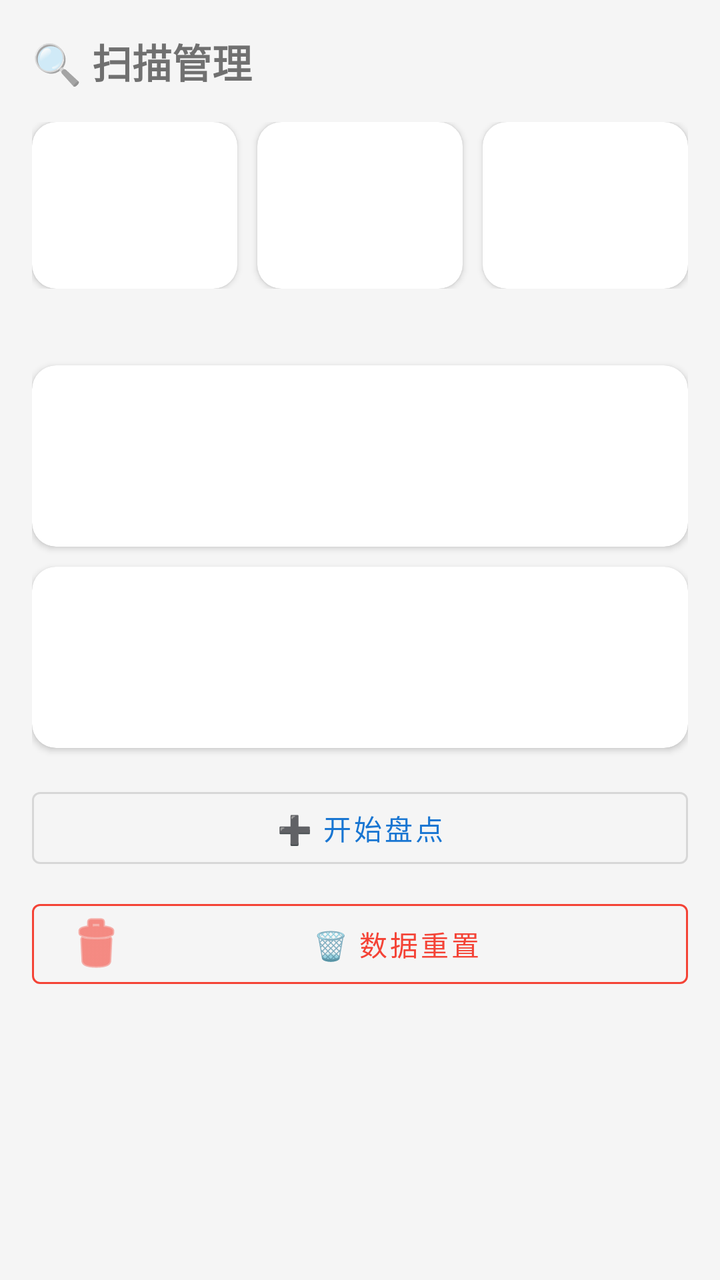
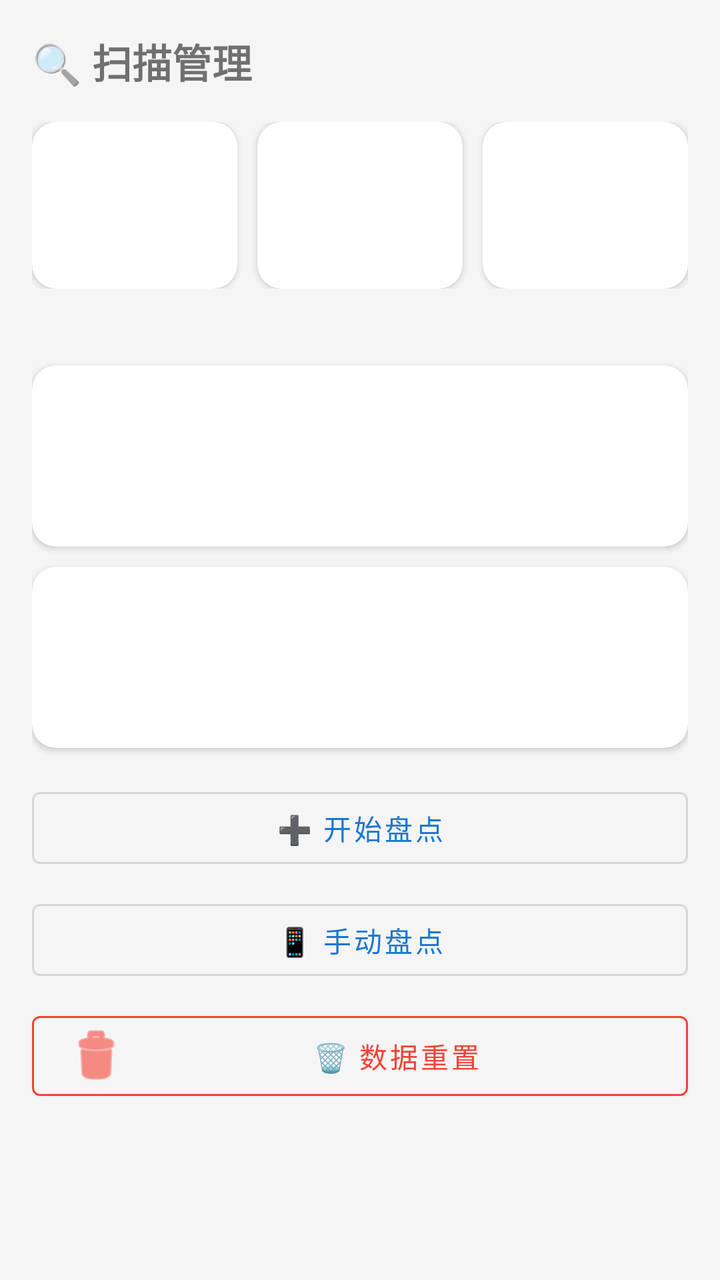

Two renders of the same Android screen: before a commit and after it. Below are the layout's source before the change and the commit's diff.
<!-- AndroidManifest.xml: application theme Theme.HuaxiaInventory -->
<!-- res/layout/fragment_scan.xml -->
<?xml version="1.0" encoding="utf-8"?>
<ScrollView
    xmlns:android="http://schemas.android.com/apk/res/android"
    xmlns:app="http://schemas.android.com/apk/res-auto"
    android:layout_width="match_parent"
    android:layout_height="match_parent"
    android:background="@color/bgSurface">

    <LinearLayout
        android:layout_width="match_parent"
        android:layout_height="wrap_content"
        android:orientation="vertical"
        android:padding="@dimen/cardPadding">

        <TextView
            android:layout_width="wrap_content"
            android:layout_height="wrap_content"
            android:layout_marginBottom="16dp"
            android:text="@string/scan_title"
            android:textSize="@dimen/textSizeTitle"
            android:textStyle="bold" />

        <LinearLayout
            android:layout_width="match_parent"
            android:layout_height="wrap_content"
            android:orientation="horizontal">

            <include
                android:id="@+id/inStockStat"
                layout="@layout/view_stat_card"
                android:layout_width="0dp"
                android:layout_height="wrap_content"
                android:layout_weight="1"
                android:layout_marginEnd="5dp" />

            <include
                android:id="@+id/scannedStat"
                layout="@layout/view_stat_card"
                android:layout_width="0dp"
                android:layout_height="wrap_content"
                android:layout_weight="1"
                android:layout_marginStart="5dp"
                android:layout_marginEnd="5dp" />

            <include
                android:id="@+id/anomalyStat"
                layout="@layout/view_stat_card"
                android:layout_width="0dp"
                android:layout_height="wrap_content"
                android:layout_weight="1"
                android:layout_marginStart="5dp" />
        </LinearLayout>

        <TextView
            android:id="@+id/deviceStatusTv"
            android:layout_width="wrap_content"
            android:layout_height="wrap_content"
            android:layout_marginTop="12dp"
            android:textSize="@dimen/textSizeLabel"
            android:textColor="@color/textHint" />

        <include
            android:id="@+id/checkedCard"
            layout="@layout/view_info_card" />

        <include
            android:id="@+id/recentResultCard"
            layout="@layout/view_info_card" />

        <com.google.android.material.button.MaterialButton
            android:id="@+id/scanBtn"
            style="@style/Widget.MaterialComponents.Button.OutlinedButton"
            android:layout_width="match_parent"
            android:layout_height="wrap_content"
            android:layout_marginTop="16dp"
            android:text="@string/scan_start_inventory" />

        <com.google.android.material.button.MaterialButton
            android:id="@+id/clearTaskBtn"
            style="@style/Widget.MaterialComponents.Button.OutlinedButton"
            android:layout_width="match_parent"
            android:layout_height="wrap_content"
            android:layout_marginTop="8dp"
            android:text="@string/scan_clear_task"
            android:textColor="@color/colorReset"
            app:strokeColor="@color/colorReset"
            app:icon="@android:drawable/ic_menu_delete"
            app:iconTint="@color/colorReset" />
    </LinearLayout>
</ScrollView>
<!-- res/layout/view_stat_card.xml (included above) -->
<?xml version="1.0" encoding="utf-8"?>
<androidx.cardview.widget.CardView
    xmlns:android="http://schemas.android.com/apk/res/android"
    xmlns:app="http://schemas.android.com/apk/res-auto"
    android:layout_width="match_parent"
    android:layout_height="wrap_content"
    app:cardCornerRadius="@dimen/cardCornerRadius"
    app:cardElevation="@dimen/cardElevation"
    app:cardBackgroundColor="@color/cardCorner"
    android:clickable="true"
    android:focusable="true"
    android:foreground="?attr/selectableItemBackground">

    <LinearLayout
        android:layout_width="match_parent"
        android:layout_height="wrap_content"
        android:orientation="vertical"
        android:padding="14dp"
        android:gravity="center">

        <TextView
            android:id="@+id/statLabelTv"
            android:layout_width="wrap_content"
            android:layout_height="wrap_content"
            style="@style/Huaxia.StatLabel" />

        <TextView
            android:id="@+id/statNumberTv"
            android:layout_width="wrap_content"
            android:layout_height="wrap_content"
            android:layout_marginTop="4dp"
            style="@style/Huaxia.StatNumber" />

        <TextView
            android:id="@+id/statSubTv"
            android:layout_width="wrap_content"
            android:layout_height="wrap_content"
            android:layout_marginTop="2dp"
            android:visibility="gone"
            style="@style/Huaxia.StatSub" />
    </LinearLayout>
</androidx.cardview.widget.CardView>
<!-- res/layout/view_info_card.xml (included above) -->
<?xml version="1.0" encoding="utf-8"?>
<androidx.cardview.widget.CardView
    xmlns:android="http://schemas.android.com/apk/res/android"
    xmlns:app="http://schemas.android.com/apk/res-auto"
    android:layout_width="match_parent"
    android:layout_height="wrap_content"
    android:layout_marginTop="10dp"
    app:cardCornerRadius="@dimen/cardCornerRadius"
    app:cardElevation="@dimen/cardElevation"
    app:cardBackgroundColor="@color/cardCorner">

    <LinearLayout
        android:layout_width="match_parent"
        android:layout_height="wrap_content"
        android:orientation="vertical"
        android:padding="@dimen/cardPadding">

        <TextView
            android:id="@+id/infoTitleTv"
            android:layout_width="wrap_content"
            android:layout_height="wrap_content"
            android:textSize="16sp"
            android:textStyle="bold" />

        <TextView
            android:id="@+id/infoDescTv"
            android:layout_width="match_parent"
            android:layout_height="wrap_content"
            android:layout_marginTop="8dp"
            android:textSize="@dimen/textSizeBody"
            android:textColor="@color/textBody"
            android:lineSpacingExtra="2dp" />

        <TextView
            android:id="@+id/infoSubTv"
            android:layout_width="wrap_content"
            android:layout_height="wrap_content"
            android:layout_marginTop="8dp"
            android:textSize="13sp"
            android:textColor="@color/colorPrimary"
            android:visibility="gone" />

        <LinearLayout
            android:id="@+id/infoTagsContainer"
            android:layout_width="match_parent"
            android:layout_height="wrap_content"
            android:orientation="horizontal"
            android:layout_marginTop="10dp" />
    </LinearLayout>
</androidx.cardview.widget.CardView>
<!-- resources referenced by this layout -->
<resources>
  <color name="bgSurface">#F5F5F5</color>
  <color name="cardCorner">#FFFFFF</color>
  <color name="colorPrimary">#1976D2</color>
  <color name="colorReset">#F44336</color>
  <color name="textBody">#666666</color>
  <color name="textHint">#888888</color>
  <dimen name="cardCornerRadius">12dp</dimen>
  <dimen name="cardElevation">2dp</dimen>
  <dimen name="cardPadding">16dp</dimen>
  <dimen name="textSizeBody">14sp</dimen>
  <dimen name="textSizeLabel">12sp</dimen>
  <dimen name="textSizeTitle">20sp</dimen>
  <string name="scan_clear_task">🗑️ 数据重置</string>
  <string name="scan_start_inventory">➕ 开始盘点</string>
  <string name="scan_title">🔍 扫描管理</string>
  <style name="Huaxia.StatLabel" parent="">
          <item name="android:textSize">@dimen/textSizeLabel</item>
          <item name="android:textColor">@color/textHint</item>
          <item name="android:gravity">center</item>
      </style>
  <style name="Huaxia.StatNumber" parent="">
          <item name="android:textSize">@dimen/statNumberSize</item>
          <item name="android:textStyle">bold</item>
          <item name="android:gravity">center</item>
      </style>
  <style name="Huaxia.StatSub" parent="">
          <item name="android:textSize">11sp</item>
          <item name="android:textColor">@color/textLightHint</item>
          <item name="android:gravity">center</item>
      </style>
  <style name="Theme.HuaxiaInventory" parent="Theme.MaterialComponents.DayNight.NoActionBar">
          <item name="colorPrimary">@color/colorPrimary</item>
          <item name="colorPrimaryDark">@color/colorPrimaryDark</item>
          <item name="colorAccent">@color/colorAccent</item>
          <item name="colorOnPrimary">@android:color/white</item>
          <item name="android:statusBarColor">@color/colorPrimary</item>
          <item name="android:windowLightStatusBar">false</item>
          <item name="toolbarStyle">@style/Huaxia.Toolbar</item>
      </style>
  <dimen name="statNumberSize">26sp</dimen>
  <color name="textLightHint">#AAAAAA</color>
  <color name="colorPrimaryDark">#0D47A1</color>
  <color name="colorAccent">#FF9800</color>
  <style name="Huaxia.Toolbar" parent="Widget.MaterialComponents.Toolbar.Primary">
          <item name="android:background">@color/colorPrimary</item>
          <item name="titleTextColor">@android:color/white</item>
          <item name="subtitleTextColor">@android:color/white</item>
          <item name="android:elevation">4dp</item>
      </style>
</resources>

<!-- the commit's change to res/layout/fragment_scan.xml (unified diff, before → after) -->
@@ -74,6 +74,14 @@
             android:layout_height="wrap_content"
             android:layout_marginTop="16dp"
             android:text="@string/scan_start_inventory" />
+
+        <com.google.android.material.button.MaterialButton
+            android:id="@+id/manualScanBtn"
+            style="@style/Widget.MaterialComponents.Button.OutlinedButton"
+            android:layout_width="match_parent"
+            android:layout_height="wrap_content"
+            android:layout_marginTop="8dp"
+            android:text="@string/scan_manual_btn" />
 
         <com.google.android.material.button.MaterialButton
             android:id="@+id/clearTaskBtn"
<!-- resource entries referenced after the edit -->
@@ -13,6 +13,7 @@
   <dimen name="textSizeLabel">12sp</dimen>
   <dimen name="textSizeTitle">20sp</dimen>
   <string name="scan_clear_task">🗑️ 数据重置</string>
+  <string name="scan_manual_btn">📱 手动盘点</string>
   <string name="scan_start_inventory">➕ 开始盘点</string>
   <string name="scan_title">🔍 扫描管理</string>
   <style name="Huaxia.StatLabel" parent="">
